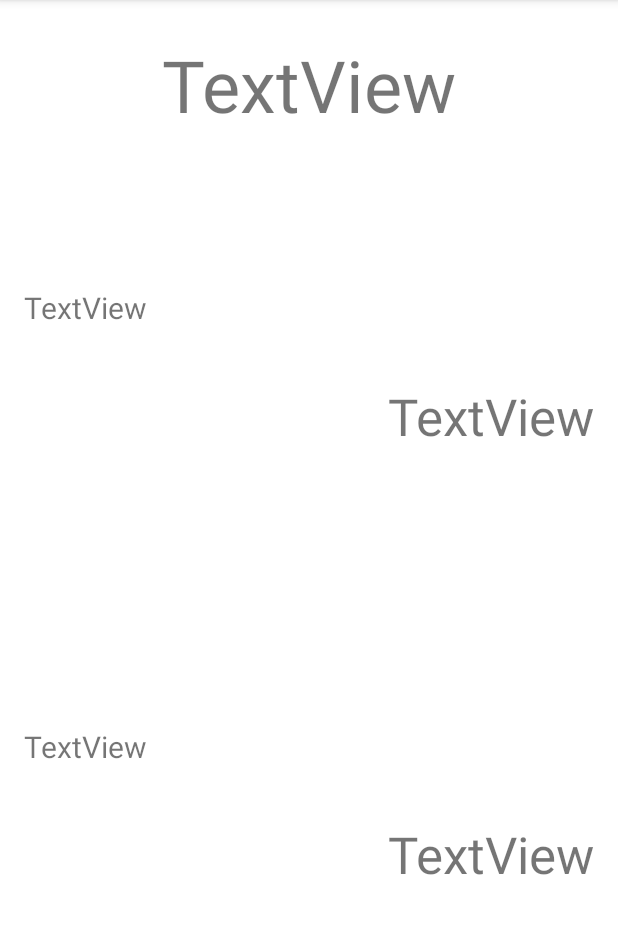
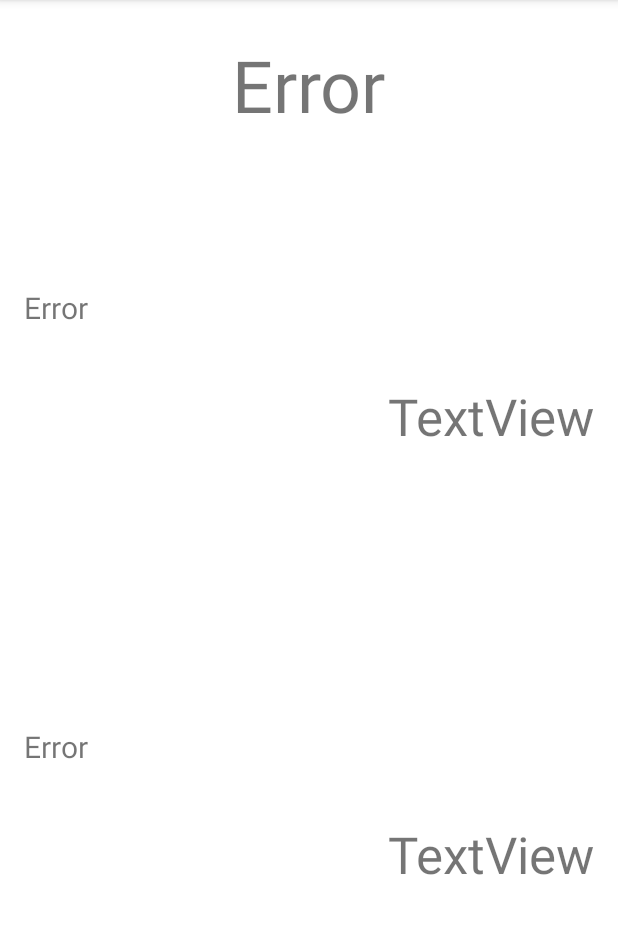
Before and after one commit to SisopTeam3-SoaTeam5/TP2, an Android app: the MetricsViewer screen opened directly, with no data from a screen before it, on a phone screen of 412 x 824 dp, the part 84-1018 px from its top. Run offline under Robolectric (Android 15) with nearby library versions, the phone set to English and light mode, and no system bars; 1 statement that could not run was skipped.

Commit message:
Metrics preference completed

```diff
--- a/app/src/main/java/dreamteam/tp2_grupo5/presenters/MetricsPresenter.java
+++ b/app/src/main/java/dreamteam/tp2_grupo5/presenters/MetricsPresenter.java
@@ -1,6 +1,7 @@
 package dreamteam.tp2_grupo5.presenters;
 
 import android.content.Context;
+import android.content.Intent;
 
 import dreamteam.tp2_grupo5.models.PreferencesModel;
 import dreamteam.tp2_grupo5.views.MetricsViewer;
@@ -8,23 +9,31 @@ import dreamteam.tp2_grupo5.views.MetricsViewer;
 public class MetricsPresenter {
     MetricsViewer metricsViewer;
     PreferencesModel metricModel;
-
-    public MetricsPresenter(MetricsViewer metricsViewer, String metric) {
+    String metric;
+    public MetricsPresenter(MetricsViewer metricsViewer) {
         this.metricsViewer = metricsViewer;
+        Intent intent = metricsViewer.getIntent();
+        this.metric = intent.getStringExtra("metric");
         this.metricModel = new PreferencesModel(metricsViewer.getSharedPreferences(metric, Context.MODE_PRIVATE));
     }
 
-    public void handlerMetrics(String metric){
+    public void handlerMetrics(){
+
         switch (metric){
             case "Login":
+                metricsViewer.setUI("Login Metrics", "Login from 00:00hs to 11:59hs","Login from 12:00hs to 23:59hs");
                 int a = metricModel.getPreferences("M");
                 int b = metricModel.getPreferences("T");
+                metricsViewer.setValues(a,b);
                 break;
             case "Shake":
+                metricsViewer.setUI("Shake Metrics","Shake from Ascending to Descending","Shake from Descending to Ascending");
                 int c =  metricModel.getPreferences("AtoD");
                 int d =  metricModel.getPreferences("DtoA");
+                metricsViewer.setValues(c,d);
                 break;
             default:
+                metricsViewer.setUI("Error","Error","Error");
         }
     }
 
--- a/app/src/main/java/dreamteam/tp2_grupo5/views/MetricsViewer.java
+++ b/app/src/main/java/dreamteam/tp2_grupo5/views/MetricsViewer.java
@@ -12,32 +12,30 @@ import dreamteam.tp2_grupo5.R;
 import dreamteam.tp2_grupo5.presenters.MetricsPresenter;
 
 public class MetricsViewer extends AppCompatActivity {
-    String metric;
+
     TextView title;
     TextView metricA;
     TextView metricB;
     TextView valueA;
     TextView valueB;
-    SharedPreferences sharedPreferences;
 
     @Override
     protected void onCreate(Bundle savedInstanceState) {
         super.onCreate(savedInstanceState);
         setContentView(R.layout.activity_metrics_viewer);
-        Intent intent = getIntent();
-        metric = intent.getStringExtra("metric");
         title = findViewById(R.id.textView2);
         metricA = findViewById(R.id.textView3);
         metricB = findViewById(R.id.textView4);
         valueA = findViewById(R.id.textView5);
         valueB = findViewById(R.id.textView6);
-        MetricsPresenter metricsPresenter = new MetricsPresenter(MetricsViewer.this, metric);
+        MetricsPresenter metricsPresenter = new MetricsPresenter(MetricsViewer.this);
+        metricsPresenter.handlerMetrics();
     }
 
     public void setUI(String titleText, String metricAText, String metricBText){
-        title.setText(titleText); //"Login Metrics" "Shake Metrics" "Error"
-        metricA.setText(metricAText);//"Login from 00:00hs to 11:59hs" "Shake from Ascending to Descending"
-        metricB.setText(metricBText); //"Login from 12:00hs to 23:59hs" "Shake from Descending to Ascending"
+        title.setText(titleText);
+        metricA.setText(metricAText);
+        metricB.setText(metricBText);
     }
 
     public void setValues(int a, int b){
```
